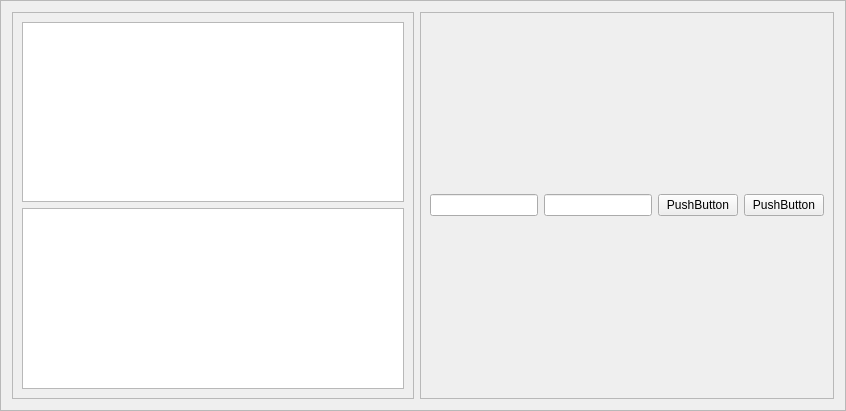
slaclab/paws, file slacx/slacxui/op_builder.ui: the form before one commit.
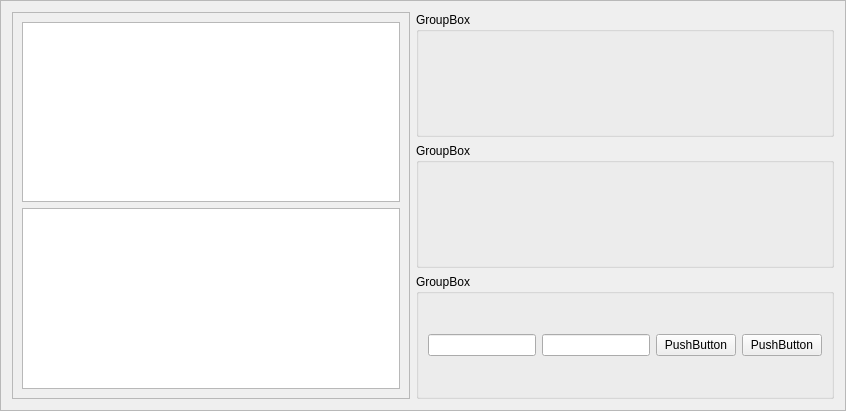
The form after the commit.

Commit message: default source, type, and value implemented, some bugs yet to work out. operation builder backend simplified in the process.

```diff
--- a/slacx/slacxui/op_builder.ui
+++ b/slacx/slacxui/op_builder.ui
@@ -19,8 +19,67 @@
   <property name="frameShadow">
    <enum>QFrame::Raised</enum>
   </property>
-  <layout class="QHBoxLayout" name="horizontalLayout">
-   <item>
+  <layout class="QGridLayout" name="gridLayout_3">
+   <item row="0" column="1">
+    <widget class="QGroupBox" name="input_box">
+     <property name="title">
+      <string>GroupBox</string>
+     </property>
+     <layout class="QGridLayout" name="gridLayout">
+      <item row="0" column="0">
+       <layout class="QGridLayout" name="input_layout"/>
+      </item>
+     </layout>
+    </widget>
+   </item>
+   <item row="1" column="1">
+    <widget class="QGroupBox" name="output_box">
+     <property name="title">
+      <string>GroupBox</string>
+     </property>
+     <layout class="QGridLayout" name="gridLayout_2">
+      <item row="0" column="0">
+       <layout class="QGridLayout" name="output_layout"/>
+      </item>
+     </layout>
+    </widget>
+   </item>
+   <item row="2" column="1">
+    <widget class="QGroupBox" name="finish_box">
+     <property name="title">
+      <string>GroupBox</string>
+     </property>
+     <layout class="QHBoxLayout" name="horizontalLayout_2">
+      <item>
+       <widget class="QLineEdit" name="tag_prompt"/>
+      </item>
+      <item>
+       <widget class="QLineEdit" name="tag_entry"/>
+      </item>
+      <item>
+       <widget class="QPushButton" name="test_button">
+        <property name="text">
+         <string>PushButton</string>
+        </property>
+       </widget>
+      </item>
+      <item>
+       <widget class="QPushButton" name="finish_button">
+        <property name="minimumSize">
+         <size>
+          <width>2</width>
+          <height>0</height>
+         </size>
+        </property>
+        <property name="text">
+         <string>PushButton</string>
+        </property>
+       </widget>
+      </item>
+     </layout>
+    </widget>
+   </item>
+   <item row="0" column="0" rowspan="3">
     <widget class="QFrame" name="op_frame">
      <property name="frameShape">
       <enum>QFrame::StyledPanel</enum>
@@ -45,54 +104,6 @@
      </layout>
     </widget>
    </item>
-   <item>
-    <widget class="QScrollArea" name="arg_frame">
-     <property name="widgetResizable">
-      <bool>true</bool>
-     </property>
-     <widget class="QWidget" name="scrollAreaWidgetContents_6">
-      <property name="geometry">
-       <rect>
-        <x>0</x>
-        <y>0</y>
-        <width>408</width>
-        <height>389</height>
-       </rect>
-      </property>
-      <layout class="QGridLayout" name="gridLayout_4">
-       <item row="1" column="0">
-        <widget class="QLineEdit" name="tag_prompt"/>
-       </item>
-       <item row="0" column="0" colspan="4">
-        <layout class="QGridLayout" name="nameval_layout"/>
-       </item>
-       <item row="1" column="3">
-        <widget class="QPushButton" name="finish_button">
-         <property name="minimumSize">
-          <size>
-           <width>2</width>
-           <height>0</height>
-          </size>
-         </property>
-         <property name="text">
-          <string>PushButton</string>
-         </property>
-        </widget>
-       </item>
-       <item row="1" column="1">
-        <widget class="QLineEdit" name="tag_entry"/>
-       </item>
-       <item row="1" column="2">
-        <widget class="QPushButton" name="test_button">
-         <property name="text">
-          <string>PushButton</string>
-         </property>
-        </widget>
-       </item>
-      </layout>
-     </widget>
-    </widget>
-   </item>
   </layout>
  </widget>
  <resources/>
```
The commit also changes 5 other files.
